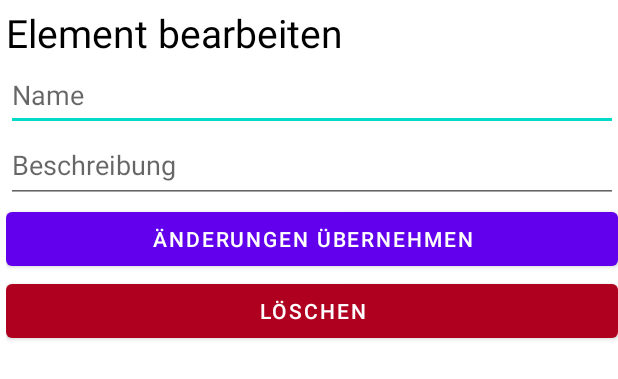
After one commit to gladion136/OpenSyncedLists, an Android app: the layout fragment_element_editor.xml on its own in the app's theme, with its tools: preview values and no code run, on a phone screen of 412 x 824 dp. The commit adds this screen. Shown: the top 379 px of the screen. Run offline under Robolectric (Android 15) with nearby library versions, the phone set to English and light mode, and no system bars.

Commit message:
Add element editor as BottomSheetDialogFragment

```diff
--- a/Android_Client/OpenSyncedLists/app/build.gradle
+++ b/Android_Client/OpenSyncedLists/app/build.gradle
@@ -34,6 +34,7 @@ dependencies {
     implementation 'com.google.android.material:material:1.4.0'
     implementation 'androidx.constraintlayout:constraintlayout:2.1.1'
     implementation 'com.google.code.gson:gson:2.8.7'
+    implementation 'androidx.legacy:legacy-support-v4:1.0.0'
     testImplementation 'junit:junit:4.+'
     androidTestImplementation 'androidx.test.ext:junit:1.1.3'
     androidTestImplementation 'androidx.test.espresso:espresso-core:3.4.0'
--- a/Android_Client/OpenSyncedLists/app/src/main/java/eu/schmidt/systems/opensyncedlists/ListActivity.java
+++ b/Android_Client/OpenSyncedLists/app/src/main/java/eu/schmidt/systems/opensyncedlists/ListActivity.java
@@ -119,7 +119,7 @@ public class ListActivity extends AppCompatActivity {
                     public void onAddStep(SyncedListStep syncedListStep,
                                           boolean notify) {
                         syncedList.addElementStep(syncedListStep);
-                        syncedListAdapter.updateItems(syncedList.getElements(), false);
+                        syncedListAdapter.updateItems(syncedList.getElements(), notify);
                         save();
                     }
                 };
@@ -171,4 +171,6 @@ public class ListActivity extends AppCompatActivity {
     @Override public void onBackPressed() {
         finish();
     }
+
+
 }
--- a/Android_Client/OpenSyncedLists/app/src/main/java/eu/schmidt/systems/opensyncedlists/datatypes/SyncedListStep.java
+++ b/Android_Client/OpenSyncedLists/app/src/main/java/eu/schmidt/systems/opensyncedlists/datatypes/SyncedListStep.java
@@ -23,7 +23,7 @@ public class SyncedListStep {
         if (jsonObject.has("changeValueElement")) {
             this.changeValue = new SyncedListElement(
                     jsonObject.getJSONObject("changeValueElement"));
-        } else {
+        } else if (jsonObject.has("changeValue")) {
             this.changeValue = jsonObject.get("changeValue");
         }
     }
--- /dev/null
+++ b/Android_Client/OpenSyncedLists/app/src/main/res/layout/fragment_element_editor.xml
@@ -0,0 +1,64 @@
+<?xml version="1.0" encoding="utf-8"?>
+<androidx.constraintlayout.widget.ConstraintLayout xmlns:android="http://schemas.android.com/apk/res/android"
+    xmlns:app="http://schemas.android.com/apk/res-auto"
+    xmlns:tools="http://schemas.android.com/tools"
+    android:id="@+id/frameLayout"
+    android:layout_width="match_parent"
+    android:layout_height="match_parent"
+    tools:context=".fragments.ElementEditorFragment">
+
+    <LinearLayout
+        android:layout_width="match_parent"
+        android:layout_height="match_parent"
+        android:orientation="vertical"
+        android:paddingLeft="4dp"
+        android:paddingTop="4dp"
+        app:layout_constraintBottom_toBottomOf="parent"
+        app:layout_constraintEnd_toEndOf="parent"
+        app:layout_constraintStart_toStartOf="parent"
+        app:layout_constraintTop_toTopOf="parent">
+
+        <TextView
+            android:id="@+id/textView3"
+            android:layout_width="wrap_content"
+            android:layout_height="wrap_content"
+            android:text="@string/edit_element_title"
+            android:textSize="26sp" />
+
+        <EditText
+            android:id="@+id/eTName"
+            android:layout_width="match_parent"
+            android:layout_height="wrap_content"
+            android:ems="10"
+            android:hint="@string/edit_element_name"
+            android:inputType="text"
+            android:minHeight="48dp" />
+
+        <EditText
+            android:id="@+id/eTDescription"
+            android:layout_width="match_parent"
+            android:layout_height="wrap_content"
+            android:ems="10"
+            android:gravity="start|top"
+            android:hint="@string/edit_element_description"
+            android:inputType="textMultiLine"
+            android:minHeight="48dp" />
+
+        <Button
+            android:id="@+id/btnApplyChanges"
+            android:layout_width="match_parent"
+            android:layout_height="wrap_content"
+            android:text="@string/apply_changes"
+            android:textColor="?attr/colorOnPrimary"
+            app:backgroundTint="@color/design_default_color_primary" />
+
+        <Button
+            android:id="@+id/btnDelete"
+            android:layout_width="match_parent"
+            android:layout_height="wrap_content"
+            android:text="@string/delete"
+            android:textColor="?attr/colorOnPrimary"
+            app:backgroundTint="@color/design_default_color_error" />
+    </LinearLayout>
+
+</androidx.constraintlayout.widget.ConstraintLayout>
--- a/Android_Client/OpenSyncedLists/app/src/main/res/values/strings.xml
+++ b/Android_Client/OpenSyncedLists/app/src/main/res/values/strings.xml
@@ -1,5 +1,8 @@
 <resources>
+    <!--     Global              -->
     <string name="app_name">OpenSyncedLists</string>
+    <string name="apply_changes">Änderungen übernehmen</string>
+    <string name="delete">Löschen</string>
 
     <!--     Menus               -->
     <string name="menu_new_list">Neue Liste erstellen</string>
@@ -13,7 +16,12 @@
     <string name="menu_export_more">Weitere Export Formate..</string>
     <string name="menu_about">Über</string>
 
+    <!--     SyncedList   -->
+    <string name="edit_element_title">Element bearbeiten</string>
+    <string name="edit_element_name">Name</string>
+    <string name="edit_element_description">Beschreibung</string>
 
+    <!--     About        -->
     <string name="text_about">Enstanden während des Moduls Mobile
         Systeme an der Technischen Hochschule Ostwestfahlen Lippe.\n\n\n
         Entwickelt von Etienne Schmidt\n\n
```
Also changed, not shown: Android_Client/OpenSyncedLists/app/src/main/java/eu/schmidt/systems/opensyncedlists/adapter/SyncedListAdapter.java (+25 -2 lines), Android_Client/OpenSyncedLists/app/src/main/java/eu/schmidt/systems/opensyncedlists/fragments/ElementEditorFragment.java (added, +93 -0 lines).
